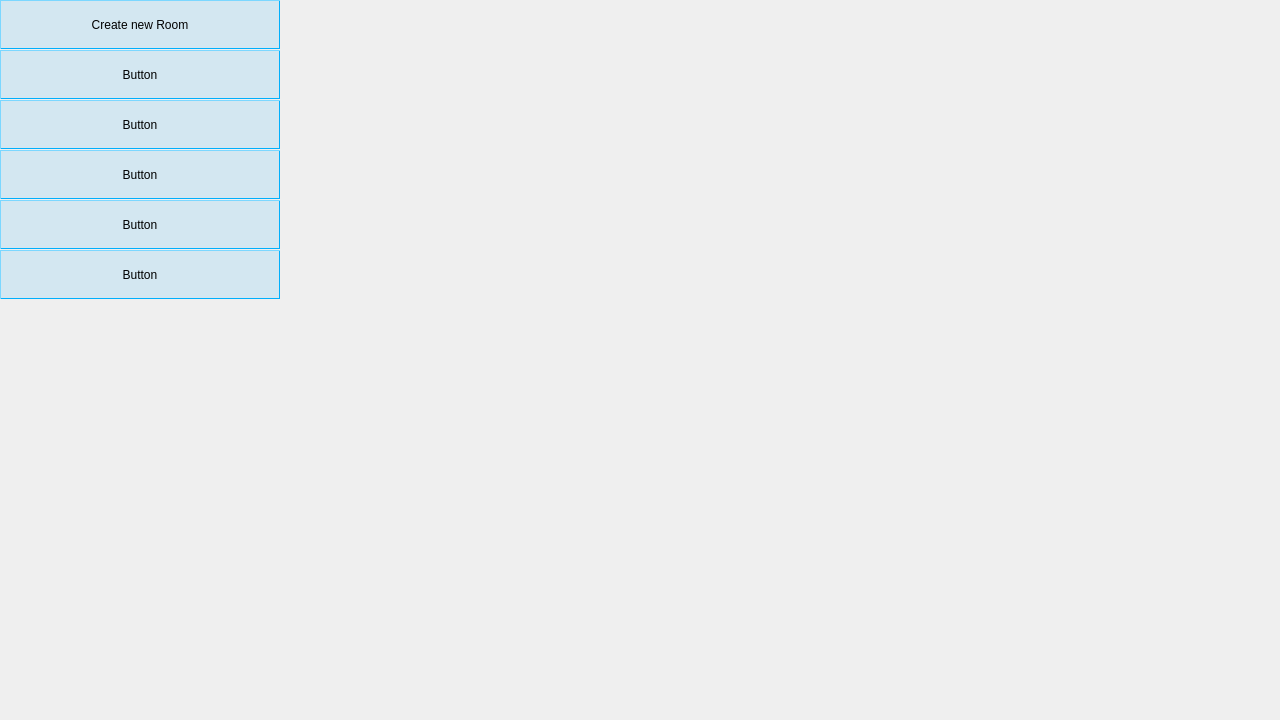
1000p/Qt-C-Management-GUI-Application, file Managing_System/mainwindow.ui: the form before one commit.
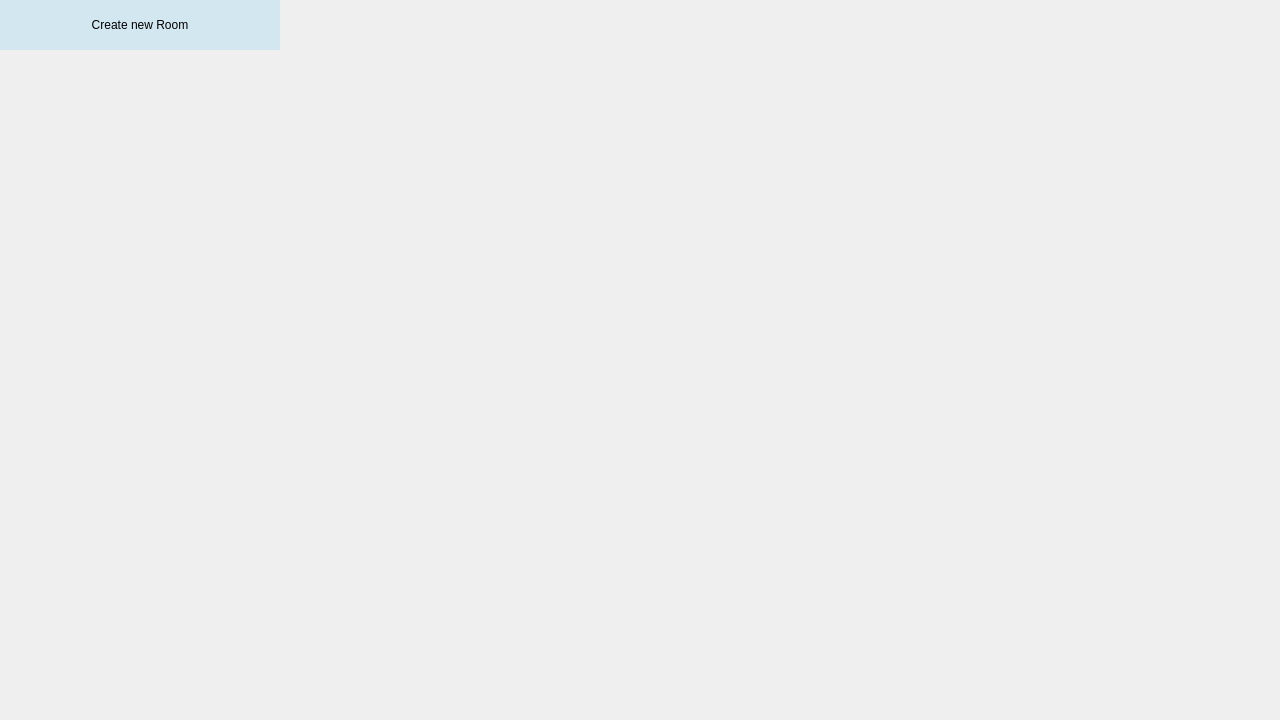
The form after the commit. Icons and pictures are not drawn.

Commit message: Added room occuping mechanism, now occupied room button changes to red if true. Signed-off-by: Milen Iliev <mr.milen.i@gmail.com>

Patch:
```diff
--- a/Managing_System/mainwindow.ui
+++ b/Managing_System/mainwindow.ui
@@ -26,13 +26,8 @@
     <property name="styleSheet">
      <string notr="true">QPushButton
 {
-
 background-color: rgba(0, 172, 252, 30);
-
-border:0px solid rgb(0,175,252);
-    border-style: outset;
-    border-width: 1px;
-margin-bottom: 1px;
+	border: 0px;
 }
 QPushButton:hover
 {
@@ -80,216 +75,6 @@
      <bool>true</bool>
     </property>
    </widget>
-   <widget class="QPushButton" name="newRoomButton_2">
-    <property name="geometry">
-     <rect>
-      <x>0</x>
-      <y>50</y>
-      <width>280</width>
-      <height>50</height>
-     </rect>
-    </property>
-    <property name="cursor">
-     <cursorShape>PointingHandCursor</cursorShape>
-    </property>
-    <property name="styleSheet">
-     <string notr="true">QPushButton
-{
-
-background-color: rgba(0, 172, 252, 30);
-
-border:0px solid rgb(0,175,252);
-    border-style: outset;
-    border-width: 1px;
-
-margin-bottom: 1px;
-}
-QPushButton:hover
-{
-background-color: rgba(0, 172, 252, 50);
-}
-
-QPushButton:pressed
-{  
-	background-color: rgba(0, 120, 252, 150);
-    border-style: inset;
-    border-width: 2px;
-
-}
-</string>
-    </property>
-    <property name="text">
-     <string>Button</string>
-    </property>
-   </widget>
-   <widget class="QPushButton" name="newRoomButton_3">
-    <property name="geometry">
-     <rect>
-      <x>0</x>
-      <y>100</y>
-      <width>280</width>
-      <height>50</height>
-     </rect>
-    </property>
-    <property name="cursor">
-     <cursorShape>PointingHandCursor</cursorShape>
-    </property>
-    <property name="styleSheet">
-     <string notr="true">QPushButton
-{
-
-background-color: rgba(0, 172, 252, 30);
-
-border:0px solid rgb(0,175,252);
-    border-style: outset;
-    border-width: 1px;
-
-margin-bottom: 1px;
-}
-QPushButton:hover
-{
-background-color: rgba(0, 172, 252, 50);
-}
-
-QPushButton:pressed
-{  
-	background-color: rgba(0, 120, 252, 150);
-    border-style: inset;
-    border-width: 2px;
-
-}
-</string>
-    </property>
-    <property name="text">
-     <string>Button</string>
-    </property>
-   </widget>
-   <widget class="QPushButton" name="newRoomButton_4">
-    <property name="geometry">
-     <rect>
-      <x>0</x>
-      <y>150</y>
-      <width>280</width>
-      <height>50</height>
-     </rect>
-    </property>
-    <property name="cursor">
-     <cursorShape>PointingHandCursor</cursorShape>
-    </property>
-    <property name="styleSheet">
-     <string notr="true">QPushButton
-{
-
-background-color: rgba(0, 172, 252, 30);
-
-border:0px solid rgb(0,175,252);
-    border-style: outset;
-    border-width: 1px;
-
-margin-bottom: 1px;
-}
-QPushButton:hover
-{
-background-color: rgba(0, 172, 252, 50);
-}
-
-QPushButton:pressed
-{  
-	background-color: rgba(0, 120, 252, 150);
-    border-style: inset;
-    border-width: 2px;
-
-}
-</string>
-    </property>
-    <property name="text">
-     <string>Button</string>
-    </property>
-   </widget>
-   <widget class="QPushButton" name="newRoomButton_5">
-    <property name="geometry">
-     <rect>
-      <x>0</x>
-      <y>200</y>
-      <width>280</width>
-      <height>50</height>
-     </rect>
-    </property>
-    <property name="cursor">
-     <cursorShape>PointingHandCursor</cursorShape>
-    </property>
-    <property name="styleSheet">
-     <string notr="true">QPushButton
-{
-
-background-color: rgba(0, 172, 252, 30);
-
-border:0px solid rgb(0,175,252);
-    border-style: outset;
-    border-width: 1px;
-
-margin-bottom: 1px;
-}
-QPushButton:hover
-{
-background-color: rgba(0, 172, 252, 50);
-}
-
-QPushButton:pressed
-{  
-	background-color: rgba(0, 120, 252, 150);
-    border-style: inset;
-    border-width: 2px;
-
-}
-</string>
-    </property>
-    <property name="text">
-     <string>Button</string>
-    </property>
-   </widget>
-   <widget class="QPushButton" name="newRoomButton_6">
-    <property name="geometry">
-     <rect>
-      <x>0</x>
-      <y>250</y>
-      <width>280</width>
-      <height>50</height>
-     </rect>
-    </property>
-    <property name="cursor">
-     <cursorShape>PointingHandCursor</cursorShape>
-    </property>
-    <property name="styleSheet">
-     <string notr="true">QPushButton
-{
-
-background-color: rgba(0, 172, 252, 30);
-
-border:0px solid rgb(0,175,252);
-    border-style: outset;
-    border-width: 1px;
-
-margin-bottom: 1px;
-}
-QPushButton:hover
-{
-background-color: rgba(0, 172, 252, 50);
-}
-
-QPushButton:pressed
-{  
-	background-color: rgba(0, 120, 252, 150);
-    border-style: inset;
-    border-width: 2px;
-
-}
-</string>
-    </property>
-    <property name="text">
-     <string>Button</string>
-    </property>
-   </widget>
    <zorder>sidebarImg</zorder>
    <zorder>newRoomButton</zorder>
    <zorder>newRoomButton_2</zorder>
```
Left out of the diff: 8 changed lines with no effect on the pictures. The commit also changes 11 other files.
